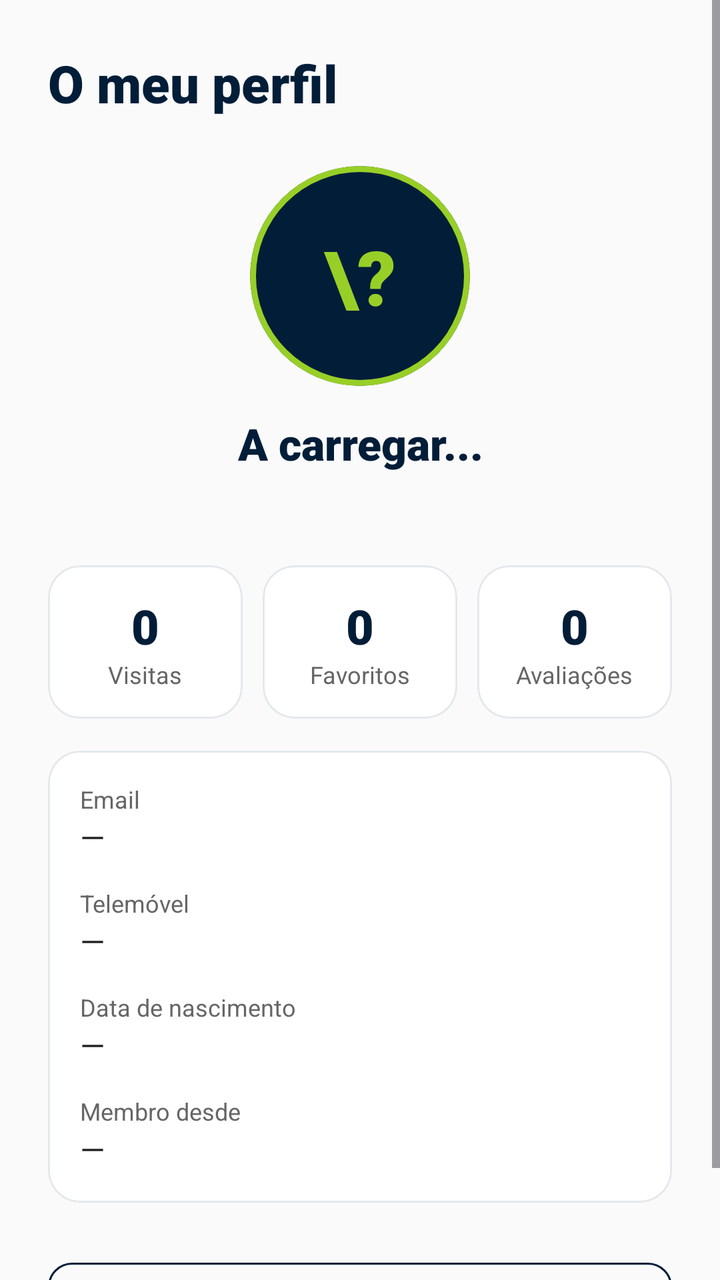
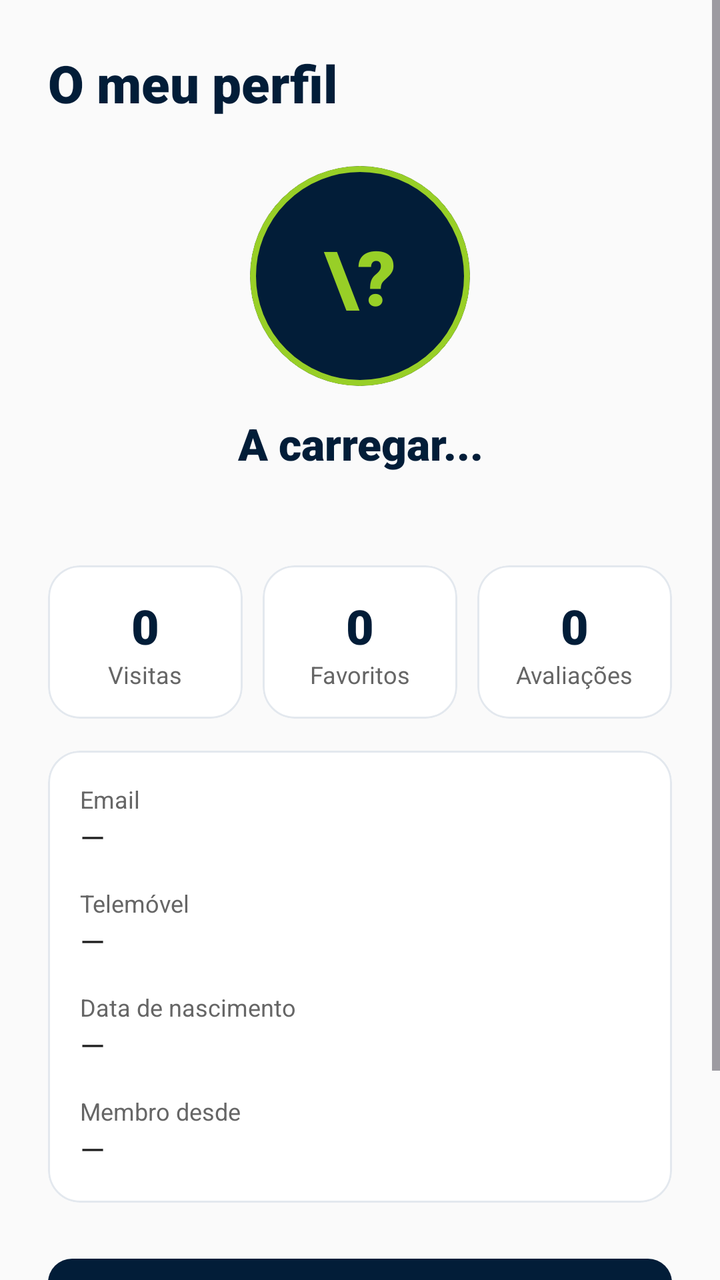

Before-and-after screenshots of an Android layout around one commit, followed by the original layout XML and the change that was made.
<!-- AndroidManifest.xml: application theme Theme.BetterGym -->
<!-- res/layout/fragment_perfil.xml -->
<?xml version="1.0" encoding="utf-8"?>
<ScrollView
        xmlns:android="http://schemas.android.com/apk/res/android"
        xmlns:app="http://schemas.android.com/apk/res-auto"
        xmlns:tools="http://schemas.android.com/tools"
        android:layout_width="match_parent"
        android:layout_height="match_parent"
        android:background="#FAFAFA"
        android:fillViewport="true"
        tools:context=".views.PerfilFragment">
    <LinearLayout
            android:layout_width="match_parent"
            android:layout_height="wrap_content"
            android:gravity="center_horizontal"
            android:orientation="vertical"
            android:padding="24dp">
        
        <TextView
                android:layout_width="match_parent"
                android:layout_height="wrap_content"
                android:fontFamily="sans-serif-black"
                android:text="O meu perfil"
                android:textColor="@color/primary"
                android:textSize="26sp"/>
        
        <com.google.android.material.card.MaterialCardView
                android:id="@+id/cardFotoPerfil"
                android:layout_width="110dp"
                android:layout_height="110dp"
                android:layout_marginTop="24dp"
                app:cardBackgroundColor="@color/primary"
                app:cardCornerRadius="55dp"
                app:cardElevation="0dp"
                app:strokeColor="@color/secondary"
                app:strokeWidth="3dp">
            <ImageView
                    android:id="@+id/imgFotoPerfil"
                    android:layout_width="match_parent"
                    android:layout_height="match_parent"
                    android:contentDescription="Foto de perfil"
                    android:scaleType="centerCrop"
                    android:visibility="gone"/>
            <TextView
                    android:id="@+id/txtIniciais"
                    android:layout_width="match_parent"
                    android:layout_height="match_parent"
                    android:fontFamily="sans-serif-black"
                    android:gravity="center"
                    android:text="\?"
                    android:textColor="@color/secondary"
                    android:textSize="38sp"/>
        </com.google.android.material.card.MaterialCardView>
        
        <TextView
                android:id="@+id/txtNome"
                android:layout_width="wrap_content"
                android:layout_height="wrap_content"
                android:layout_marginTop="14dp"
                android:fontFamily="sans-serif-black"
                android:gravity="center"
                android:text="A carregar..."
                android:textColor="@color/primary"
                android:textSize="22sp"/>
        <TextView
                android:id="@+id/txtUsername"
                android:layout_width="wrap_content"
                android:layout_height="wrap_content"
                android:layout_marginTop="2dp"
                android:text=""
                android:textColor="#666666"
                android:textSize="15sp"/>
        
        <LinearLayout
                android:layout_width="match_parent"
                android:layout_height="wrap_content"
                android:layout_marginTop="24dp"
                android:orientation="horizontal">
            <com.google.android.material.card.MaterialCardView
                    android:layout_width="0dp"
                    android:layout_height="wrap_content"
                    android:layout_marginEnd="5dp"
                    android:layout_weight="1"
                    app:cardBackgroundColor="#FFFFFF"
                    app:cardCornerRadius="16dp"
                    app:cardElevation="0dp"
                    app:strokeColor="#E3E8EE"
                    app:strokeWidth="1dp">
                <LinearLayout
                        android:layout_width="match_parent"
                        android:layout_height="wrap_content"
                        android:gravity="center"
                        android:orientation="vertical"
                        android:paddingBottom="14dp"
                        android:paddingTop="14dp">
                    <TextView
                            android:id="@+id/txtVisitas"
                            android:layout_width="wrap_content"
                            android:layout_height="wrap_content"
                            android:fontFamily="sans-serif-black"
                            android:text="0"
                            android:textColor="@color/primary"
                            android:textSize="24sp"/>
                    <TextView
                            android:layout_width="wrap_content"
                            android:layout_height="wrap_content"
                            android:text="Visitas"
                            android:textColor="#666666"
                            android:textSize="12sp"/>
                </LinearLayout>
            </com.google.android.material.card.MaterialCardView>
            <com.google.android.material.card.MaterialCardView
                    android:layout_width="0dp"
                    android:layout_height="wrap_content"
                    android:layout_marginEnd="5dp"
                    android:layout_marginStart="5dp"
                    android:layout_weight="1"
                    app:cardBackgroundColor="#FFFFFF"
                    app:cardCornerRadius="16dp"
                    app:cardElevation="0dp"
                    app:strokeColor="#E3E8EE"
                    app:strokeWidth="1dp">
                <LinearLayout
                        android:layout_width="match_parent"
                        android:layout_height="wrap_content"
                        android:gravity="center"
                        android:orientation="vertical"
                        android:paddingBottom="14dp"
                        android:paddingTop="14dp">
                    <TextView
                            android:id="@+id/txtFavoritos"
                            android:layout_width="wrap_content"
                            android:layout_height="wrap_content"
                            android:fontFamily="sans-serif-black"
                            android:text="0"
                            android:textColor="@color/primary"
                            android:textSize="24sp"/>
                    <TextView
                            android:layout_width="wrap_content"
                            android:layout_height="wrap_content"
                            android:text="Favoritos"
                            android:textColor="#666666"
                            android:textSize="12sp"/>
                </LinearLayout>
            </com.google.android.material.card.MaterialCardView>
            <com.google.android.material.card.MaterialCardView
                    android:layout_width="0dp"
                    android:layout_height="wrap_content"
                    android:layout_marginStart="5dp"
                    android:layout_weight="1"
                    app:cardBackgroundColor="#FFFFFF"
                    app:cardCornerRadius="16dp"
                    app:cardElevation="0dp"
                    app:strokeColor="#E3E8EE"
                    app:strokeWidth="1dp">
                <LinearLayout
                        android:layout_width="match_parent"
                        android:layout_height="wrap_content"
                        android:gravity="center"
                        android:orientation="vertical"
                        android:paddingBottom="14dp"
                        android:paddingTop="14dp">
                    <TextView
                            android:id="@+id/txtAvaliacoes"
                            android:layout_width="wrap_content"
                            android:layout_height="wrap_content"
                            android:fontFamily="sans-serif-black"
                            android:text="0"
                            android:textColor="@color/primary"
                            android:textSize="24sp"/>
                    <TextView
                            android:layout_width="wrap_content"
                            android:layout_height="wrap_content"
                            android:text="Avaliações"
                            android:textColor="#666666"
                            android:textSize="12sp"/>
                </LinearLayout>
            </com.google.android.material.card.MaterialCardView>
        </LinearLayout>
        
        <com.google.android.material.card.MaterialCardView
                android:layout_width="match_parent"
                android:layout_height="wrap_content"
                android:layout_marginTop="16dp"
                app:cardBackgroundColor="#FFFFFF"
                app:cardCornerRadius="16dp"
                app:cardElevation="0dp"
                app:strokeColor="#E3E8EE"
                app:strokeWidth="1dp">
            <LinearLayout
                    android:layout_width="match_parent"
                    android:layout_height="wrap_content"
                    android:orientation="vertical"
                    android:padding="16dp">
                <TextView
                        android:layout_width="wrap_content"
                        android:layout_height="wrap_content"
                        android:text="Email"
                        android:textColor="#666666"
                        android:textSize="12sp"/>
                <TextView
                        android:id="@+id/txtEmail"
                        android:layout_width="match_parent"
                        android:layout_height="wrap_content"
                        android:layout_marginBottom="14dp"
                        android:text="—"
                        android:textColor="#1E1E1E"
                        android:textSize="16sp"/>
                <TextView
                        android:layout_width="wrap_content"
                        android:layout_height="wrap_content"
                        android:text="Telemóvel"
                        android:textColor="#666666"
                        android:textSize="12sp"/>
                <TextView
                        android:id="@+id/txtTelemovel"
                        android:layout_width="match_parent"
                        android:layout_height="wrap_content"
                        android:layout_marginBottom="14dp"
                        android:text="—"
                        android:textColor="#1E1E1E"
                        android:textSize="16sp"/>
                <TextView
                        android:layout_width="wrap_content"
                        android:layout_height="wrap_content"
                        android:text="Data de nascimento"
                        android:textColor="#666666"
                        android:textSize="12sp"/>
                <TextView
                        android:id="@+id/txtNascimento"
                        android:layout_width="match_parent"
                        android:layout_height="wrap_content"
                        android:layout_marginBottom="14dp"
                        android:text="—"
                        android:textColor="#1E1E1E"
                        android:textSize="16sp"/>
                <TextView
                        android:layout_width="wrap_content"
                        android:layout_height="wrap_content"
                        android:text="Membro desde"
                        android:textColor="#666666"
                        android:textSize="12sp"/>
                <TextView
                        android:id="@+id/txtMembroDesde"
                        android:layout_width="match_parent"
                        android:layout_height="wrap_content"
                        android:text="—"
                        android:textColor="#1E1E1E"
                        android:textSize="16sp"/>
            </LinearLayout>
        </com.google.android.material.card.MaterialCardView>
        
        <com.google.android.material.button.MaterialButton
                android:id="@+id/btnLogout"
                style="@style/Widget.MaterialComponents.Button.OutlinedButton"
                android:layout_width="match_parent"
                android:layout_height="52dp"
                android:layout_marginTop="24dp"
                android:text="Terminar sessão"
                android:textColor="@color/primary"
                android:textSize="16sp"
                android:textStyle="bold"
                app:cornerRadius="12dp"
                app:strokeColor="@color/primary"/>
    </LinearLayout>
</ScrollView>
<!-- resources referenced by this layout -->
<resources>
  <color name="primary">#021D38</color>
  <color name="secondary">#98CF27</color>
  <style name="Theme.BetterGym" parent="Base.Theme.BetterGym" />
  <style name="Base.Theme.BetterGym" parent="Theme.Material3.DayNight.NoActionBar">
          
          <item name="colorPrimary">@color/primary</item>
          <item name="colorOnPrimary">@color/white</item>
          <item name="colorSecondary">@color/secondary</item>
          <item name="colorOnSecondary">@color/primary</item>
      </style>
  <color name="white">#FFFFFFFF</color>
</resources>

<!-- the commit's change to res/layout/fragment_perfil.xml (unified diff, before → after) -->
@@ -248,13 +248,22 @@
                         android:textSize="16sp"/>
             </LinearLayout>
         </com.google.android.material.card.MaterialCardView>
+        <com.google.android.material.button.MaterialButton
+                android:id="@+id/btnAlterarPassword"
+                android:layout_width="match_parent"
+                android:layout_height="52dp"
+                android:layout_marginTop="24dp"
+                android:text="@string/password_change_title"
+                android:textSize="16sp"
+                android:textStyle="bold"
+                app:cornerRadius="12dp" />
         
         <com.google.android.material.button.MaterialButton
                 android:id="@+id/btnLogout"
                 style="@style/Widget.MaterialComponents.Button.OutlinedButton"
                 android:layout_width="match_parent"
                 android:layout_height="52dp"
-                android:layout_marginTop="24dp"
+                android:layout_marginTop="12dp"
                 android:text="Terminar sessão"
                 android:textColor="@color/primary"
                 android:textSize="16sp"
<!-- resource entries referenced after the edit -->
@@ -2,6 +2,7 @@
 <resources>
   <color name="primary">#021D38</color>
   <color name="secondary">#98CF27</color>
+  <string name="password_change_title">Alterar palavra-passe</string>
   <style name="Theme.BetterGym" parent="Base.Theme.BetterGym" />
   <style name="Base.Theme.BetterGym" parent="Theme.Material3.DayNight.NoActionBar">
           
